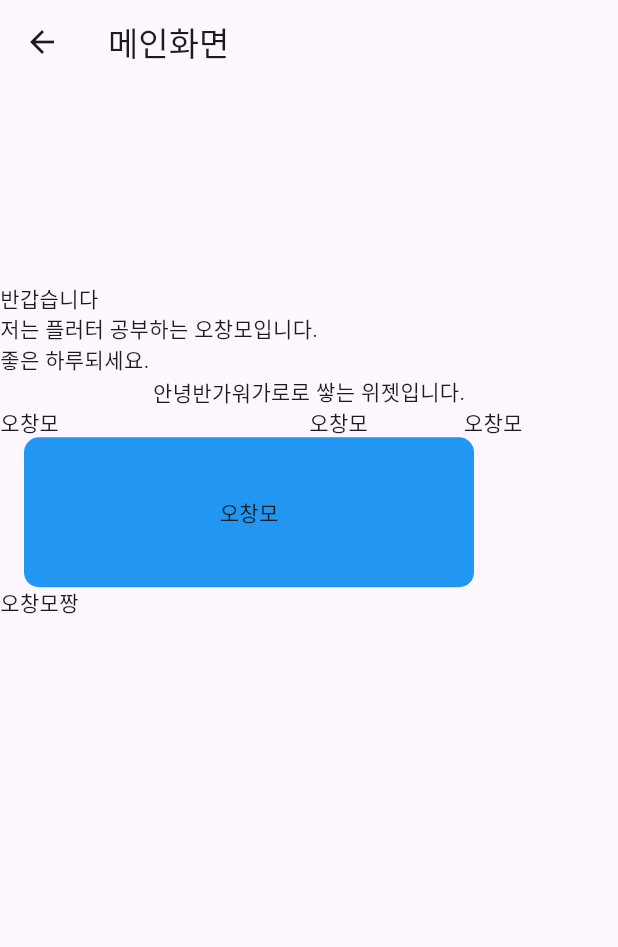
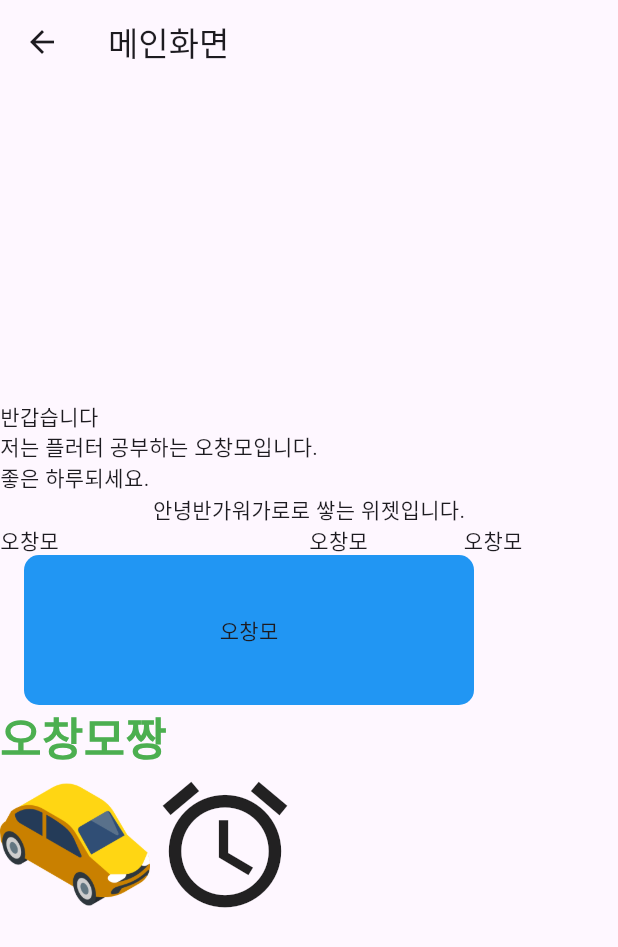
Before and after one commit to KKingmo/fluter_practice, a Flutter app: the screen it shows after launch, on a phone screen of 412 x 824 dp. Shown: the top 947 px of the screen. Run offline on Flutter 3.47's test engine with Material 3 defaults, Android fonts, the phone set to English and light mode, and no system bars.

Commit message:
feat: Text, Image, Icon 위젯 사용

```diff
--- a/lib/screen/main_screen.dart
+++ b/lib/screen/main_screen.dart
@@ -39,7 +39,27 @@ class _MainScreenState extends State<MainScreen> {
               decoration: BoxDecoration(
                   borderRadius: BorderRadius.circular(10), color: Colors.blue),
             ),
-            SizedBox(width: 100, height: 300, child: Text('오창모짱'))
+            Text(
+              '오창모짱',
+              style: TextStyle(
+                color: Colors.green,
+                fontWeight: FontWeight.bold,
+                fontSize: 30,
+              ),
+            ),
+            Row(
+              children: [
+                Image.asset(
+                  'assets/car.png',
+                  width: 100,
+                  height: 100,
+                ),
+                Icon(
+                  Icons.access_alarm,
+                  size: 100,
+                )
+              ],
+            )
           ]),
     );
   }
```
Also changed, not shown: pubspec.yaml (+5 -65 lines), assets/car.png (added).
